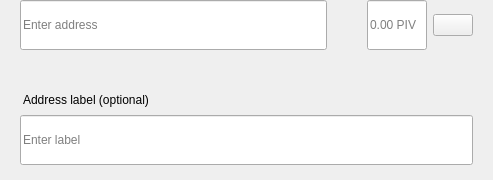
mk2crypto/MK2, file src/qt/mk2x/forms/sendmultirow.ui: the form before one commit.
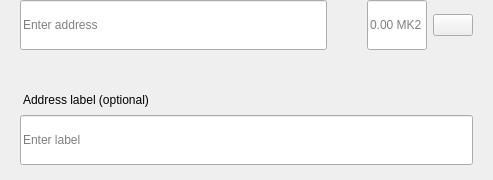
The form after the commit.

The edit to the form file:
```diff
--- a/src/qt/mk2x/forms/sendmultirow.ui
+++ b/src/qt/mk2x/forms/sendmultirow.ui
@@ -198,7 +198,7 @@
            <set>Qt::AlignLeading|Qt::AlignLeft|Qt::AlignVCenter</set>
           </property>
           <property name="placeholderText">
-           <string notr="true">0.00 PIV</string>
+           <string notr="true">0.00 MK2</string>
           </property>
          </widget>
         </item>
```
